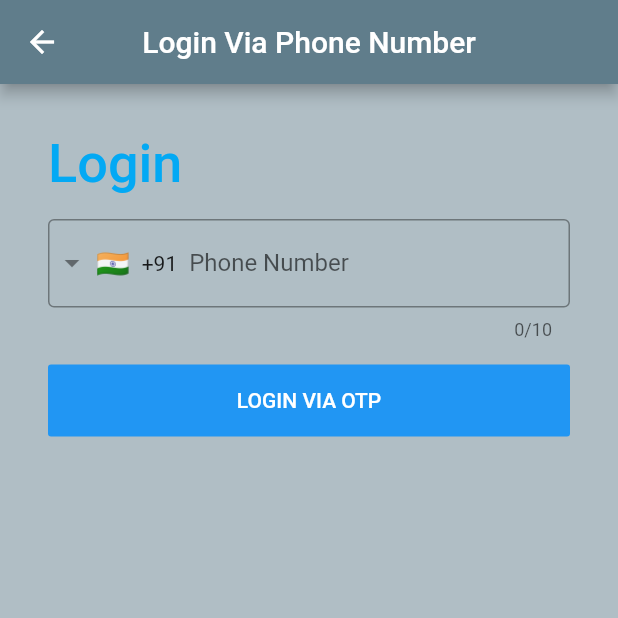
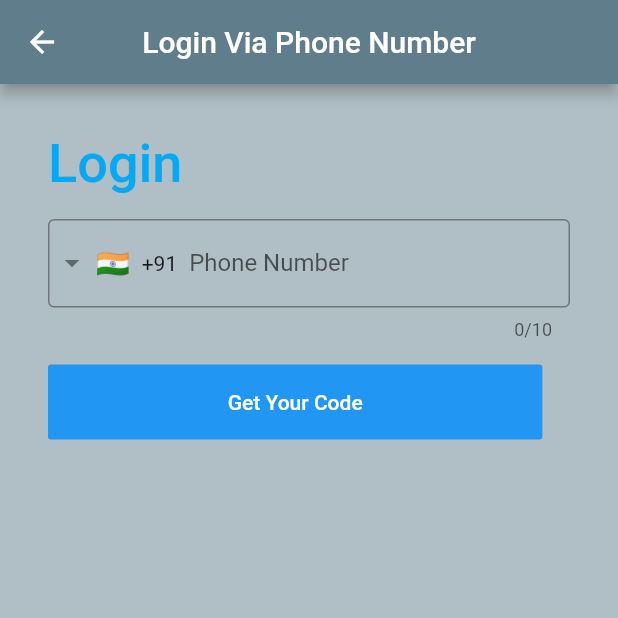
Before and after one commit to abraraltaf92/Phone-Number-Authentication-Flutter, a Flutter app: the Register screen opened directly, after a tap on "Sign Up with Email", after a tap on "Sign Up With Phone Number", on a phone screen of 412 x 824 dp, the top half of it. Run offline on Flutter 3.47's test engine with Material 2 defaults, Android fonts, the phone set to English and light mode, and no system bars; drawn by our look-alikes of intl_phone_field; our stand-ins replace firebase_auth, firebase_core, flutter_spinkit, get, lottie, pinput; accounts and stored records are empty.

Commit message:
nothing much

```diff
--- a/lib/ui/home.dart
+++ b/lib/ui/home.dart
@@ -49,15 +49,12 @@ class _HomeState extends State<Home> {
                       actions: <Widget>[
                         FlatButton(
                           onPressed: () {
-                            print(' you choose no');
                             Navigator.of(context).pop();
                           },
                           child: Text('No'),
                         ),
                         FlatButton(
                           onPressed: () async {
-                            print('you choose yes');
-
                             Navigator.of(context).pop();
                             await _auth.signOut();
                           },
--- a/lib/ui/loginPhone.dart
+++ b/lib/ui/loginPhone.dart
@@ -74,26 +74,23 @@ class _LoginPhoneState extends State<LoginPhone> {
                     height: 16,
                   ),
                   Container(
-                    width: double.infinity,
+                    height: 50,
+                    width: MediaQuery.of(context).size.width * 0.8,
+                    decoration: BoxDecoration(
+                      borderRadius: BorderRadius.circular(20.0),
+                    ),
                     child: FlatButton(
-                      child: Text("LOGIN VIA OTP"),
+                      child: Text("Get Your Code"),
                       textColor: Colors.white,
                       padding: EdgeInsets.all(16),
                       onPressed: () async {
                         if (_formKey.currentState.validate()) {
-                          // print('phoneNumber : ${phoneNumber.completeNumber}');
                           Get.to(() => OTPScreen(phoneNumber.completeNumber));
-                          // await _auth.signInWithPhoneNumber(
-                          //     phoneNumber.completeNumber, context);
                         } else {
                           setState(() {
                             error = ' Enter valid Number';
                           });
                         }
-
-                        // final phone = _phoneController.text.trim();
-                        // print('phone : $phone');
-                        // loginUser(phone, context);
                       },
                       color: Colors.blue,
                     ),
--- a/lib/ui/signIn.dart
+++ b/lib/ui/signIn.dart
@@ -19,13 +19,14 @@ class _SignInState extends State<SignIn> {
   final AuthService _auth = AuthService();
   final _formKey = GlobalKey<FormState>();
 
-  bool showSignUp = false;
+  bool showSignUp = false; //toggle for signUp/SignIn page
   String email = '';
   String password = '';
   String error = '';
   String errorGoogle = '';
   bool _passwordVisible = true;
   bool loading = false;
+
   String validatePassword(String value) {
     if (value.trim().isEmpty || value.length < 6 || value.length > 14) {
       return 'Minimum 6 & Maximum 14 Characters!!!';
```
Also changed, not shown: lib/checks/authenticate.dart (+0 -25 lines), lib/checks/verifyScreen.dart (+0 -9 lines), lib/ui/register.dart (+3 -8 lines).
